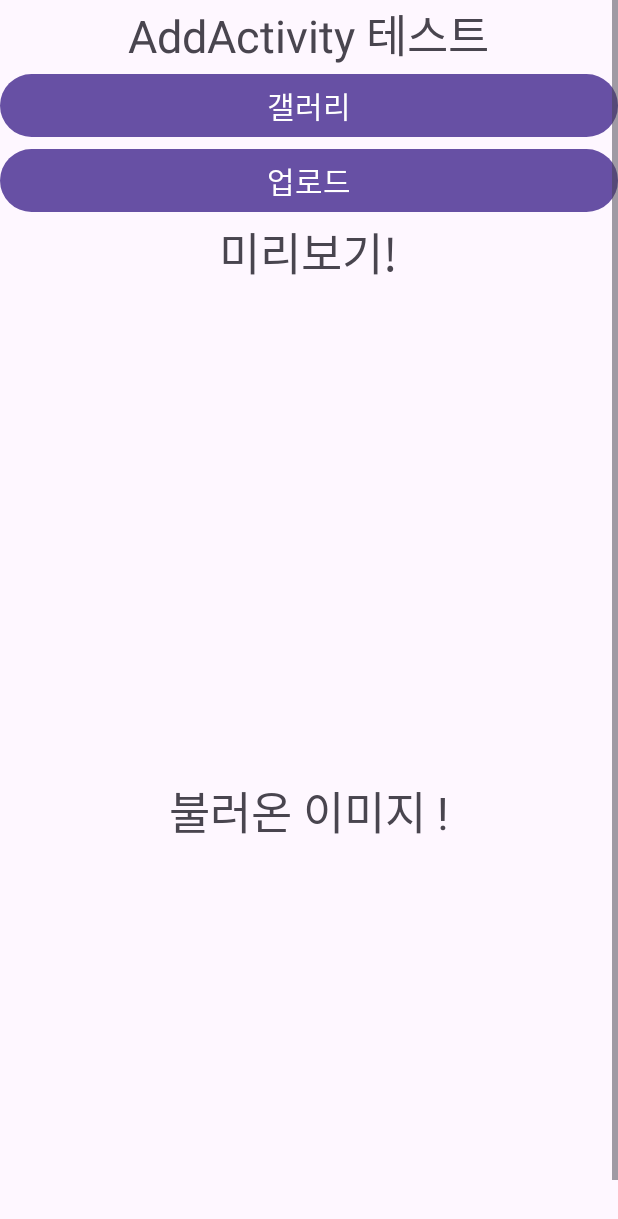
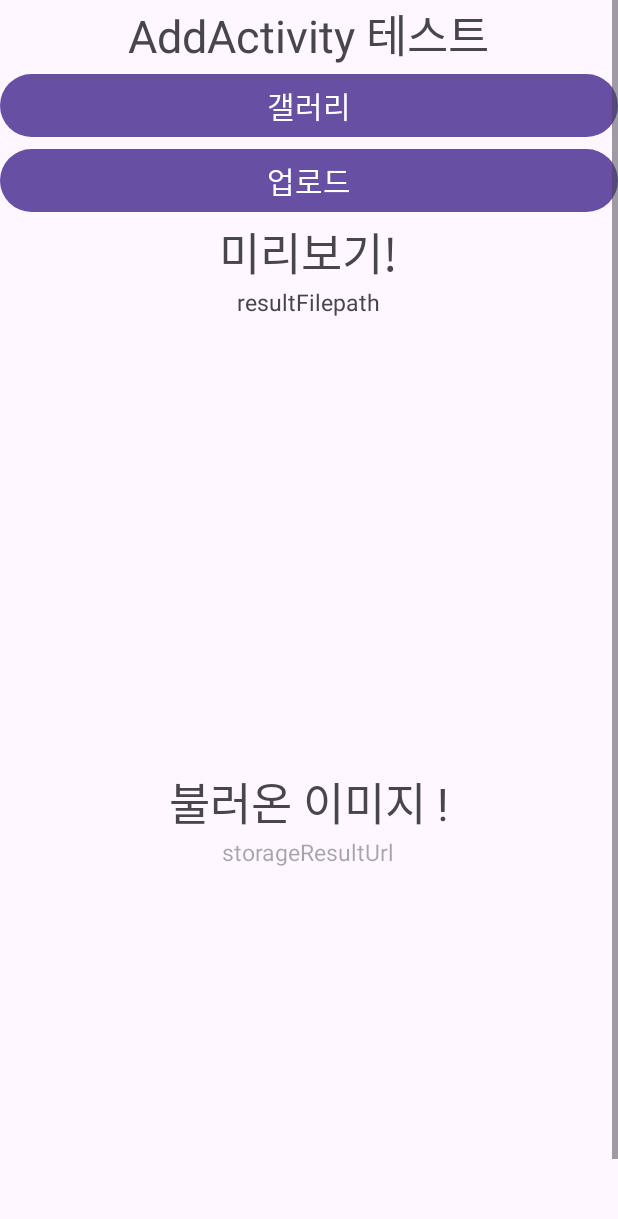
Before and after one commit to Hyeonseok0627/-Mine-AndroidFireBaseTest404, an Android app: the AddActivity screen opened directly, with no data from a screen before it, on a phone screen of 412 x 824 dp. Shown: the top 1219 px of the screen. Run offline under Robolectric (Android 15) with nearby library versions, the phone set to English and light mode, and no system bars; our stand-ins replace Firebase (no records; nobody signed in at launch, a user with empty details on screens opened directly); pictures from the network do not load.

```diff
--- a/app/src/main/java/com/example/firebasetest/lhs/AddActivity.kt
+++ b/app/src/main/java/com/example/firebasetest/lhs/AddActivity.kt
@@ -107,7 +107,7 @@ class AddActivity : AppCompatActivity() {
 
         // 다운로드, 현재 샘플코드로, 사진 한장만, 앱이 실행이 되면, 불러오기
         // 다운로드한 사진을 결과 뷰에 넣기.
-        val imgRef = MyApplication.storage.reference.child("AndroidImg/")
+        val imgRef = MyApplication.storage.reference.child("AndroidImg/6c02f9f0-3204-4b6b-941c-9b160d662aa3")
         // 해당 url를 받아오고, Glide에 표현하기.
         imgRef.downloadUrl
             .addOnCompleteListener{
@@ -116,6 +116,9 @@ class AddActivity : AppCompatActivity() {
                     Glide.with(this)
                         .load(task.result)
                         .into(binding.storageResultImageView)
+                    // 다운로드된 url 결과뷰에 찍어보기
+                        binding.storageResultUrl.text = task.result.toString()
+                        Log.d("lhs","task.result.toString() URL : ${task.result.toString()} ")
                 }
             }
             .addOnFailureListener{
--- a/app/src/main/res/layout/activity_add.xml
+++ b/app/src/main/res/layout/activity_add.xml
@@ -48,8 +48,8 @@
                 android:id="@+id/resultFilepath"
                 android:layout_width="wrap_content"
                 android:layout_height="wrap_content"
-                android:text=""
-                android:textSize="20sp"
+                android:text="resultFilepath"
+                android:textSize="15sp"
                 android:layout_gravity="center"
                 />
 
@@ -65,6 +65,16 @@
                 android:textSize="30sp"
                 android:layout_gravity="center"
                 />
+
+            <TextView
+                android:id="@+id/storageResultUrl"
+                android:layout_width="wrap_content"
+                android:layout_height="wrap_content"
+                android:hint="storageResultUrl"
+                android:textSize="15sp"
+                android:layout_gravity="center"
+                />
+
             <ImageView
                 android:id="@+id/storageResultImageView"
                 android:layout_width="match_parent"
```
Also changed, not shown: app/src/main/AndroidManifest.xml (+7 -0 lines), app/src/main/java/com/example/firebasetest/lhs/AddFireStoreActivity.kt (added, +17 -0 lines), app/src/main/res/layout/activity_add_fire_store.xml (added, +47 -0 lines).
